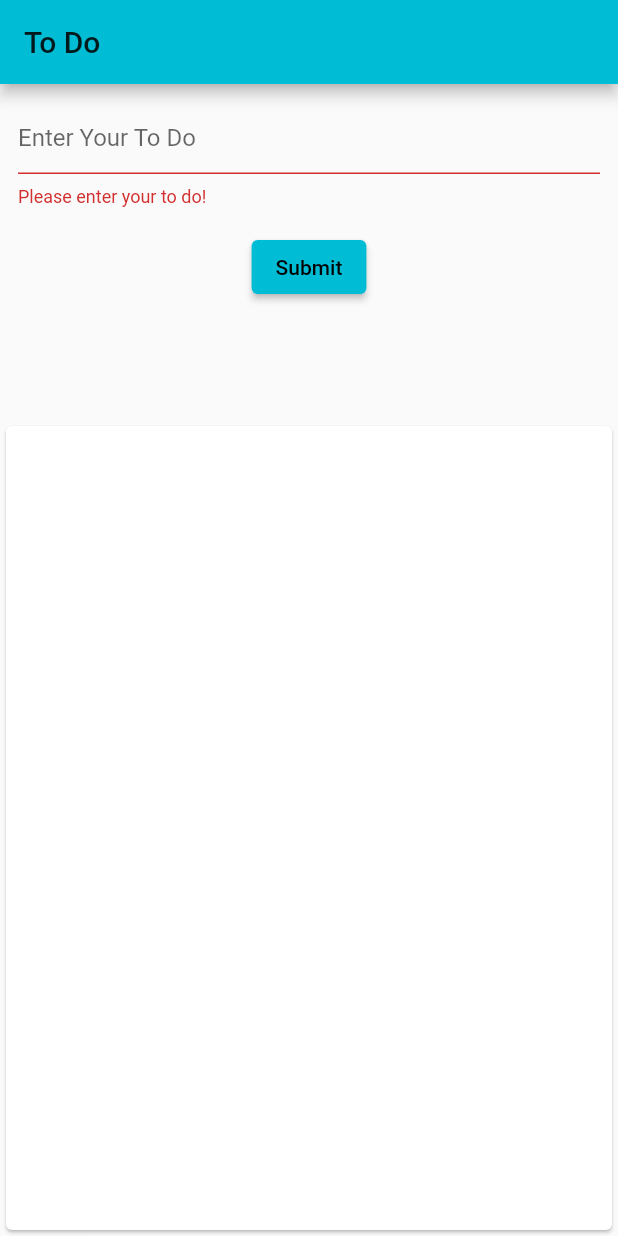
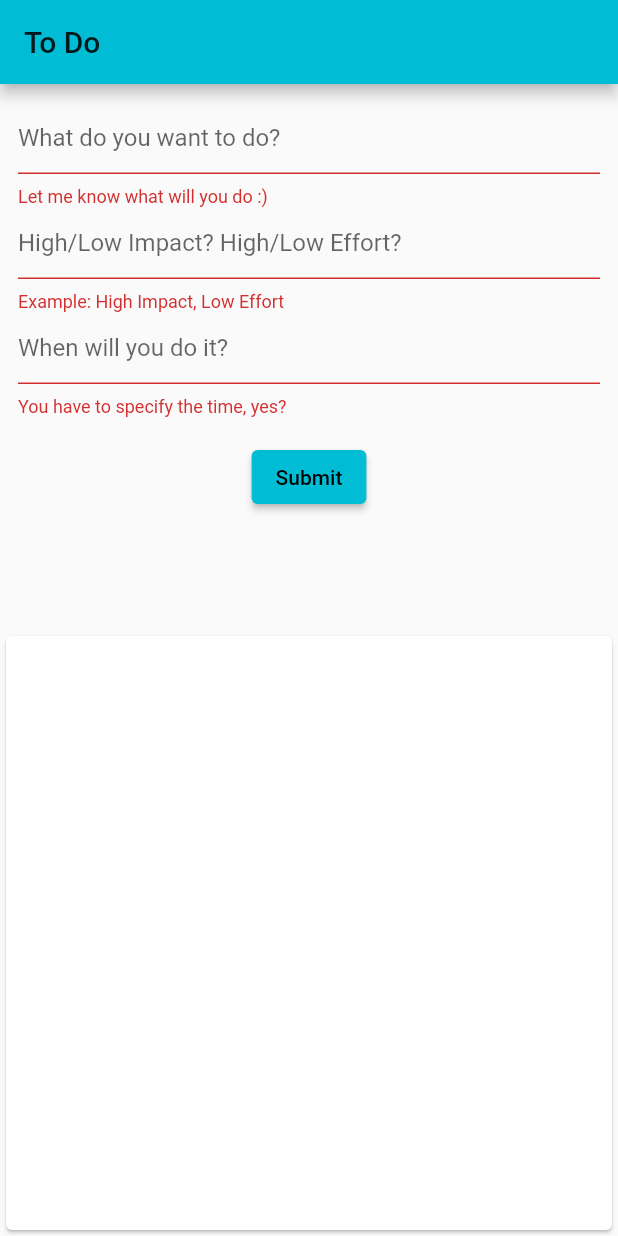
Before and after one commit to adil819/mobile-bookshop, a Flutter app: the screen it shows after launch, after a tap on "Submit", on a phone screen of 412 x 824 dp. Run offline on Flutter 3.47's test engine with Material 2 defaults, Android fonts, the phone set to English and light mode, and no system bars.

Commit message:
add delete todolist

```diff
--- a/lib/to_do_screen.dart
+++ b/lib/to_do_screen.dart
@@ -1,6 +1,18 @@
-import 'dart:math';
+import 'package:flutter/material.dart';
 
-import 'package:flutter/material.dart';
+class ToDo{
+  int id;
+  String toDoName;
+  String toDoDesc;
+  String toDoTime;
+
+  ToDo(
+      this.id,
+      this.toDoName,
+      this.toDoDesc,
+      this.toDoTime
+      );
+}
 
 class ToDoScreen extends StatefulWidget {
   const ToDoScreen({Key? key}) : super(key: key);
@@ -9,16 +21,26 @@ class ToDoScreen extends StatefulWidget {
   _ToDoScreenState createState() => _ToDoScreenState();
 }
 
+
 class _ToDoScreenState extends State<ToDoScreen> {
-  List<String> todos = [];
+  List<ToDo> todos = <ToDo>[];
   TextEditingController toDoName = new TextEditingController();
+  TextEditingController toDoDesc = new TextEditingController();
+  TextEditingController toDoTime = new TextEditingController();
   final GlobalKey<FormState> _formKey = GlobalKey<FormState>();
 
   addToDo(){
     setState(() {
-      todos.add(toDoName.text);
+      todos.add(new ToDo(todos.length + 1, toDoName.text, toDoDesc.text, toDoTime.text));
+      // todos.add(toDoName.text);
       // print('value of todos');
       // print(todos);
+    });
+  }
+
+  removeToDo(int index){
+    setState(() {
+      todos.removeAt(index);
     });
   }
 
@@ -37,10 +59,32 @@ class _ToDoScreenState extends State<ToDoScreen> {
                     children: [
                       TextFormField(
                           controller: toDoName,
-                        decoration: InputDecoration(hintText: 'Enter Your To Do'),
+                          decoration: InputDecoration(hintText: 'What do you want to do?'),
                           validator:(value) {
                             if (value == null || value.isEmpty){
-                            return 'Please enter your to do!';
+                              return 'Let me know what will you do :)';
+                            } else {
+                              return null;
+                            }
+                          }
+                      ),
+                      TextFormField(
+                          controller: toDoDesc,
+                          decoration: InputDecoration(hintText: 'High/Low Impact? High/Low Effort?'),
+                          validator:(value) {
+                            if (value == null || value.isEmpty){
+                              return 'Example: High Impact, Low Effort';
+                            } else {
+                              return null;
+                            }
+                          }
+                      ),
+                      TextFormField(
+                          controller: toDoTime,
+                          decoration: InputDecoration(hintText: 'When will you do it?'),
+                          validator:(value) {
+                            if (value == null || value.isEmpty){
+                              return 'You have to specify the time, yes?';
                             } else {
                               return null;
                             }
@@ -113,8 +157,22 @@ class _ToDoScreenState extends State<ToDoScreen> {
                                     Expanded(
                                       child: ListTile(
                                         leading: Icon(Icons.access_alarm),
-                                        title: Text(todos[index],
-                                            style: TextStyle(fontWeight: FontWeight.bold)),
+                                        title: Row(
+                                          children: [
+                                            Expanded(
+                                              child: Text(todos[index].toDoName,style: TextStyle(fontWeight: FontWeight.bold)),
+                                            ),
+                                            Expanded(
+                                              child: TextButton(
+                                                child:
+                                                  Icon(Icons.auto_delete_outlined),
+                                                  onPressed: (){
+                                                    removeToDo(index);
+                                                  },
+                                              ),
+                                            ),
+                                          ]
+                                        )
                                       ),
                                     ),
                                   ],
```
Lines whose indentation alone changed are shown as unchanged.
